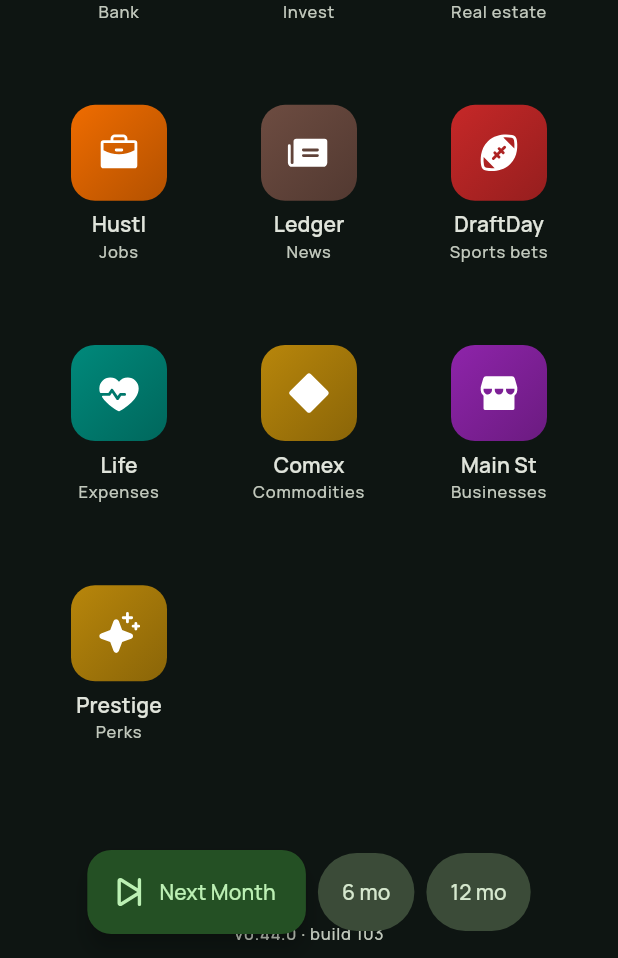
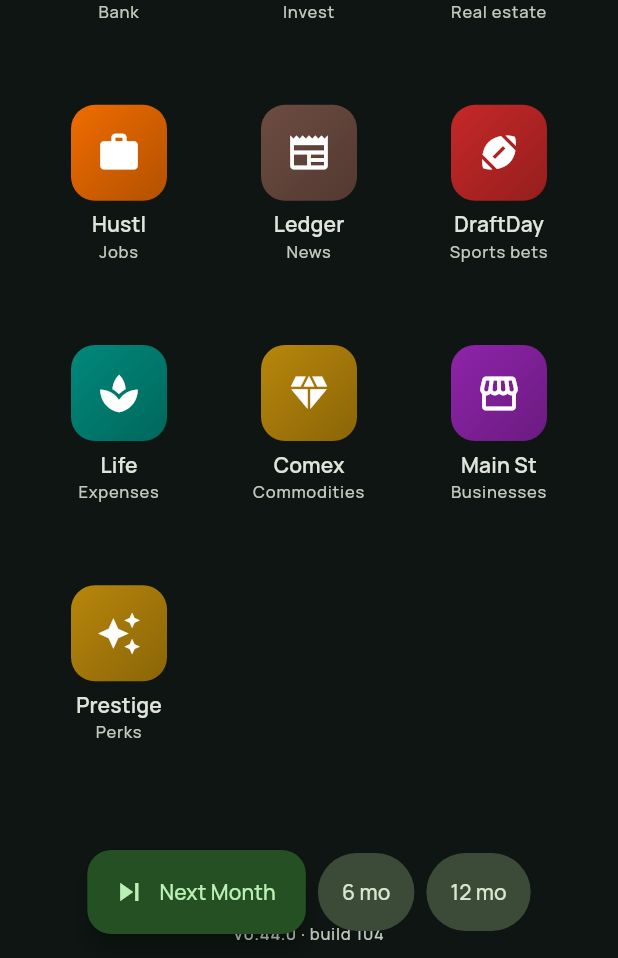
Before and after one commit to Armandoxh/Territorygame, a Flutter app: the screen it shows after launch, scrolled down 90 dp, on a phone screen of 412 x 824 dp, the part 278-1236 px from its top. Run offline on Flutter 3.47's test engine with Material 3 defaults, Android fonts, the phone set to English and light mode, and no system bars; our stand-ins replace google_fonts.

Commit message:
Visual pass: keep Manrope type system; drop phosphor_flutter (incompatible with Flutter 3.44's sealed IconData), revert icons to Material (build 104)

```diff
--- a/wealthquest/lib/ui/phone_home.dart
+++ b/wealthquest/lib/ui/phone_home.dart
@@ -1,5 +1,4 @@
 import 'package:flutter/material.dart';
-import 'package:phosphor_flutter/phosphor_flutter.dart';
 
 import '../data/catalog.dart';
 import '../state/game_controller.dart';
@@ -136,7 +135,7 @@ class _PhoneHomeState extends State<PhoneHome> {
                       _AppIcon(
                         label: 'Vault',
                         sub: 'Bank',
-                        icon: PhosphorIconsFill.bank,
+                        icon: Icons.account_balance,
                         color: const Color(0xFF2E7D32),
                         onTap: () => _open(AppScaffold(
                           game: game,
@@ -147,14 +146,14 @@ class _PhoneHomeState extends State<PhoneHome> {
                       _AppIcon(
                         label: 'Sherwood',
                         sub: 'Invest',
-                        icon: PhosphorIconsFill.chartLineUp,
+                        icon: Icons.show_chart,
                         color: const Color(0xFF00A86B),
                         onTap: () => _open(InvestApp(game: game)),
                       ),
                       _AppIcon(
                         label: 'Nestly',
                         sub: 'Real estate',
-                        icon: PhosphorIconsFill.house,
+                        icon: Icons.home,
                         color: const Color(0xFF5C6BC0),
                         onTap: () => _open(AppScaffold(
                           game: game,
@@ -165,7 +164,7 @@ class _PhoneHomeState extends State<PhoneHome> {
                       _AppIcon(
                         label: 'Hustl',
                         sub: 'Jobs',
-                        icon: PhosphorIconsFill.briefcase,
+                        icon: Icons.work,
                         color: const Color(0xFFEF6C00),
                         onTap: () => _open(AppScaffold(
                           game: game,
@@ -176,7 +175,7 @@ class _PhoneHomeState extends State<PhoneHome> {
                       _AppIcon(
                         label: 'Ledger',
                         sub: 'News',
-                        icon: PhosphorIconsFill.newspaper,
+                        icon: Icons.newspaper,
                         color: const Color(0xFF6D4C41),
                         onTap: () => _open(AppScaffold(
                           game: game,
@@ -187,7 +186,7 @@ class _PhoneHomeState extends State<PhoneHome> {
                       _AppIcon(
                         label: 'DraftDay',
                         sub: 'Sports bets',
-                        icon: PhosphorIconsFill.football,
+                        icon: Icons.sports_football,
                         color: const Color(0xFFC62828),
                         onTap: () => _open(AppScaffold(
                           game: game,
@@ -198,14 +197,14 @@ class _PhoneHomeState extends State<PhoneHome> {
                       _AppIcon(
                         label: 'Life',
                         sub: 'Expenses',
-                        icon: PhosphorIconsFill.heartbeat,
+                        icon: Icons.spa,
                         color: const Color(0xFF00897B),
                         onTap: () => _open(LifeApp(game: game)),
                       ),
                       _AppIcon(
                         label: 'Comex',
                         sub: 'Commodities',
-                        icon: PhosphorIconsFill.diamond,
+                        icon: Icons.diamond,
                         color: const Color(0xFFB8860B),
                         onTap: () => _open(AppScaffold(
                           game: game,
@@ -216,7 +215,7 @@ class _PhoneHomeState extends State<PhoneHome> {
                       _AppIcon(
                         label: 'Main St',
                         sub: 'Businesses',
-                        icon: PhosphorIconsFill.storefront,
+                        icon: Icons.storefront,
                         color: const Color(0xFF8E24AA),
                         onTap: () => _open(AppScaffold(
                           game: game,
@@ -227,7 +226,7 @@ class _PhoneHomeState extends State<PhoneHome> {
                       _AppIcon(
                         label: 'Prestige',
                         sub: 'Perks',
-                        icon: PhosphorIconsFill.sparkle,
+                        icon: Icons.auto_awesome,
                         color: const Color(0xFFB8860B),
                         onTap: () => _open(AppScaffold(
                           game: game,
--- a/wealthquest/lib/ui/widgets/app_scaffold.dart
+++ b/wealthquest/lib/ui/widgets/app_scaffold.dart
@@ -1,5 +1,4 @@
 import 'package:flutter/material.dart';
-import 'package:phosphor_flutter/phosphor_flutter.dart';
 
 import '../../state/game_controller.dart';
 import '../../util/format.dart';
@@ -106,7 +105,7 @@ Widget advanceControls(BuildContext context, GameController game) {
         FloatingActionButton.extended(
           heroTag: null,
           onPressed: () => nextMonth(context, game),
-          icon: const Icon(PhosphorIconsBold.skipForward),
+          icon: const Icon(Icons.skip_next),
           label: const Text('Next Month'),
         ),
         const SizedBox(width: 8),
@@ -146,7 +145,7 @@ class CashBadge extends StatelessWidget {
               child: Row(
                 mainAxisSize: MainAxisSize.min,
                 children: [
-                  Icon(PhosphorIconsFill.wallet, size: 14, color: color),
+                  Icon(Icons.account_balance_wallet, size: 14, color: color),
                   const SizedBox(width: 5),
                   Text(
                     moneyWhole(game.cash),
--- a/wealthquest/lib/version.dart
+++ b/wealthquest/lib/version.dart
@@ -5,6 +5,6 @@
 /// of the home header shows this, so you can instantly confirm the live page is
 /// the latest build (and not a stale cache).
 const String kAppVersion = '0.44.0';
-const int kBuildNumber = 103;
+const int kBuildNumber = 104;
 
 String get appVersionLabel => 'v$kAppVersion · build $kBuildNumber';
--- a/wealthquest/pubspec.yaml
+++ b/wealthquest/pubspec.yaml
@@ -1,7 +1,7 @@
 name: wealthquest
 description: "A mobile life-sim / stock-market game. Start at 18 with a day job; each Next Month advances a month — watch your investments perform."
 publish_to: "none"
-version: 0.44.0+103
+version: 0.44.0+104
 
 environment:
   sdk: ">=3.4.0 <4.0.0"
@@ -11,7 +11,6 @@ dependencies:
     sdk: flutter
   intl: ^0.19.0
   google_fonts: ^6.2.1
-  phosphor_flutter: ^2.1.0
 
 dev_dependencies:
   flutter_test:
```
Also changed, not shown: 1 other file.
